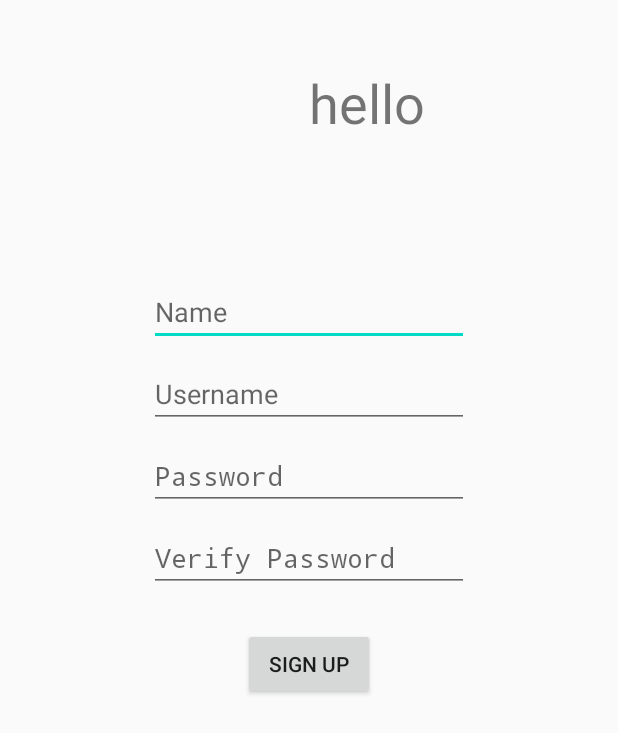
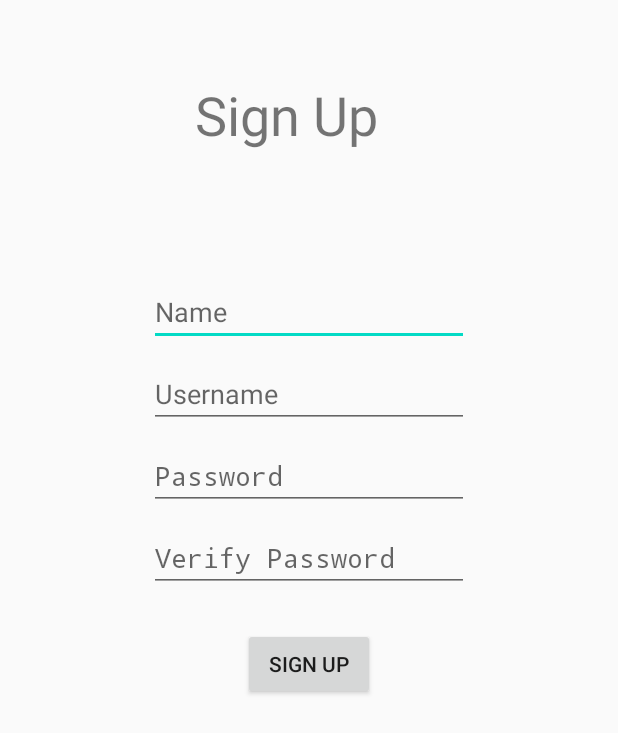
Before and after one commit to mtyra321/Nature-Calls, an Android app: the SignUp screen opened directly, with no data from a screen before it, on a phone screen of 412 x 824 dp. Shown: the top 733 px of the screen. Run offline under Robolectric (Android 15) with nearby library versions, the phone set to English and light mode, and no system bars; our stand-ins replace Firebase (no records; nobody signed in at launch, a user with empty details on screens opened directly).

Commit message:
signup update

```diff
--- a/NatureCallsMaster/app/src/main/res/layout/signup.xml
+++ b/NatureCallsMaster/app/src/main/res/layout/signup.xml
@@ -76,17 +76,17 @@
 
         <TextView
             android:id="@+id/textView2"
-            android:layout_width="100dp"
+            android:layout_width="200dp"
             android:layout_height="70dp"
             android:layout_marginStart="206dp"
             android:layout_marginLeft="206dp"
-            android:layout_marginTop="44dp"
+            android:layout_marginTop="52dp"
             android:layout_marginEnd="151dp"
             android:layout_marginRight="151dp"
-            android:text="hello"
+            android:text="Sign Up"
             android:textSize="36sp"
             app:layout_constraintEnd_toEndOf="parent"
-            app:layout_constraintHorizontal_bias="0.0"
+            app:layout_constraintHorizontal_bias="0.527"
             app:layout_constraintStart_toStartOf="parent"
             app:layout_constraintTop_toTopOf="parent" />
     </androidx.constraintlayout.widget.ConstraintLayout>
```
